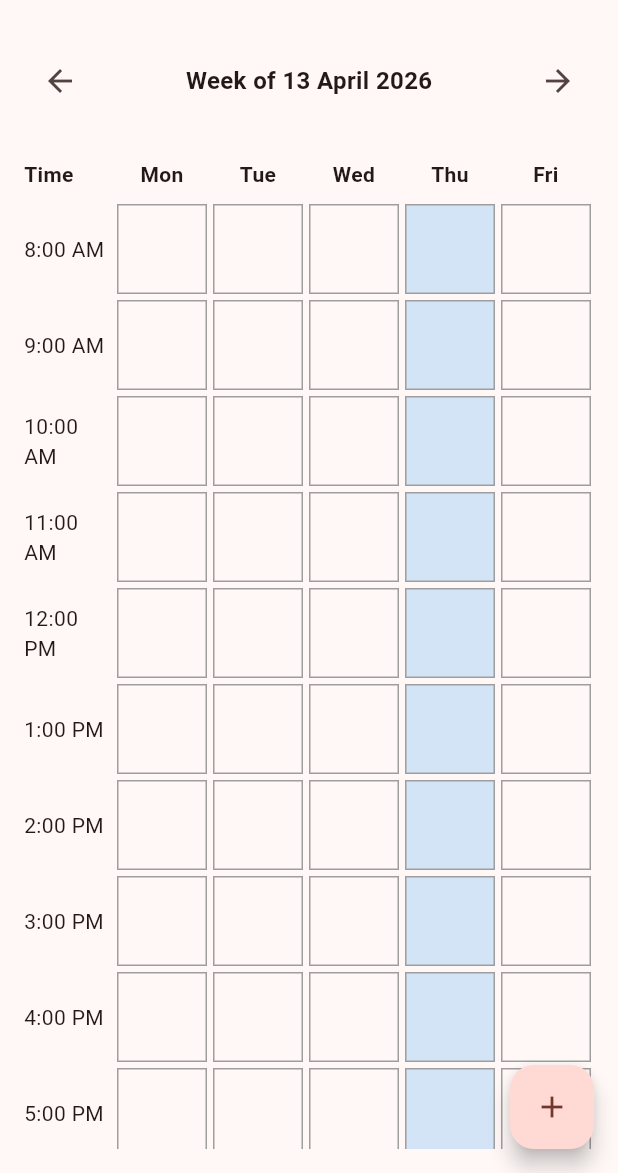
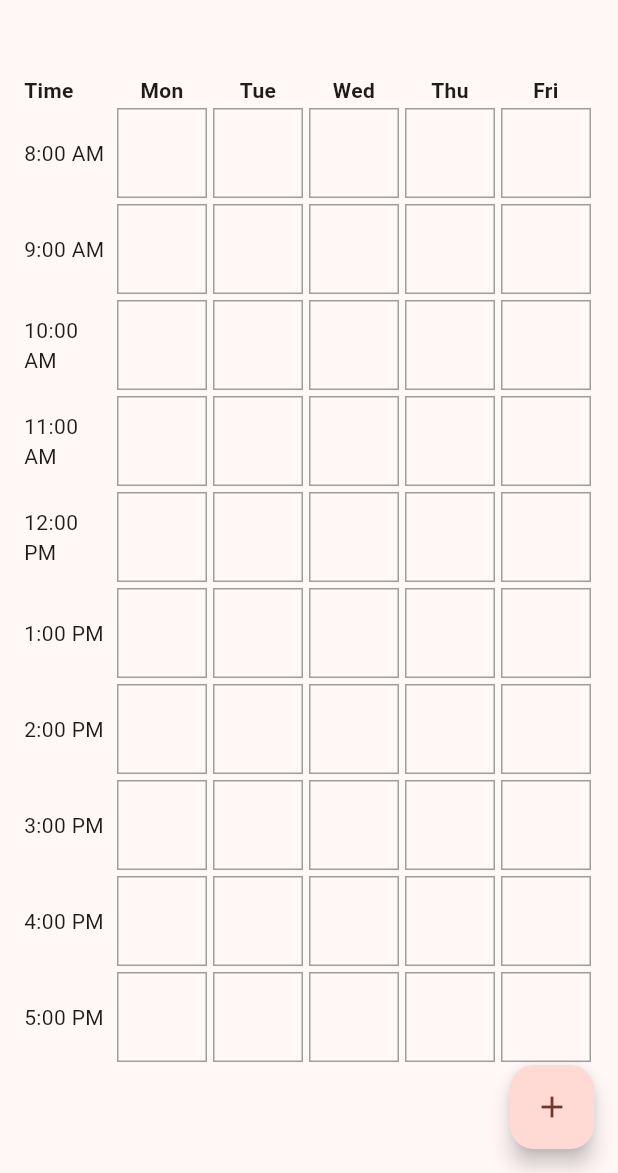
Before and after one commit to NCSU-App-Development-Club/coursepilot, a Flutter app: the screen it shows after launch, on a phone screen of 412 x 824 dp, the part 63-1236 px from its top. Run offline on Flutter 3.47's test engine with Material 3 defaults, Android fonts, the phone set to English and light mode, and no system bars; our stand-ins replace dart_mappable, get_it, hive_flutter; accounts and stored records are empty; generated files the repository leaves out were written again.

Commit message:
finished the section bottom sheet view

```diff
--- a/lib/pages/home/home_page.dart
+++ b/lib/pages/home/home_page.dart
@@ -60,7 +60,11 @@ class _HomePageState extends State<HomePage> {
   void _onSectionPressed() {
     showModalBottomSheet(
       context: context,
-      builder: (_) => SectionBottomSheet(),
+      builder: (_) => SizedBox(
+        height: MediaQuery.of(context).size.height * 0.65 ,
+        child: SectionBottomSheet(),
+        ),
+      isScrollControlled: true,
     );
   }
 
--- a/lib/pages/home/views/calendar_view.dart
+++ b/lib/pages/home/views/calendar_view.dart
@@ -9,7 +9,6 @@ class CalendarView extends StatefulWidget {
 
 class _CalendarViewState extends State<CalendarView> {
   late DateTime _currentWeekStart;
-  late DateTime _selectedDay;
 
   final List<String> _times = [
     '8:00 AM',
@@ -28,51 +27,19 @@ class _CalendarViewState extends State<CalendarView> {
   void initState() {
     super.initState();
     _currentWeekStart = _getMonday(DateTime.now());
-    _selectedDay = DateTime.now();
   }
 
   DateTime _getMonday(DateTime date) {
     return date.subtract(Duration(days: date.weekday - 1));
   }
 
-  void _previousWeek() {
-    setState(() {
-      _currentWeekStart = _currentWeekStart.subtract(const Duration(days: 7));
-    });
-  }
-
-  void _nextWeek() {
-    setState(() {
-      _currentWeekStart = _currentWeekStart.add(const Duration(days: 7));
-    });
-  }
-
   @override
   Widget build(BuildContext context) {
+    //final theme = Theme.of(context);
     return Padding(
       padding: const EdgeInsets.all(16.0),
       child: Column(
         children: [
-          Row(
-            mainAxisAlignment: MainAxisAlignment.spaceBetween,
-            children: [
-              IconButton(
-                onPressed: _previousWeek,
-                icon: const Icon(Icons.arrow_back),
-              ),
-              Text(
-                'Week of ${_currentWeekStart.day} ${_getMonthName(_currentWeekStart.month)} ${_currentWeekStart.year}',
-                style: const TextStyle(
-                  fontSize: 16.0,
-                  fontWeight: FontWeight.bold,
-                ),
-              ),
-              IconButton(
-                onPressed: _nextWeek,
-                icon: const Icon(Icons.arrow_forward),
-              ),
-            ],
-          ),
           const SizedBox(height: 20),
           Row(
             children: [
@@ -89,13 +56,8 @@ class _CalendarViewState extends State<CalendarView> {
                     DateTime day = _currentWeekStart.add(Duration(days: index));
                     return Expanded(
                       child: GestureDetector(
-                        onTap: () {
-                          setState(() {
-                            _selectedDay = day;
-                          });
-                        },
                         child: Container(
-                          padding: EdgeInsets.all(8.0),
+                          padding: EdgeInsets.all(0.0),
                           child: Text(
                             _getDayName(day.weekday),
                             textAlign: TextAlign.center,
@@ -121,15 +83,13 @@ class _CalendarViewState extends State<CalendarView> {
                     Expanded(
                       child: Row(
                         children: List.generate(5, (index) {
-                          DateTime day = _currentWeekStart.add(Duration(days: index));
-                          bool isSelected = isSameDay(_selectedDay, day);
                           return Expanded(
                             child: Container(
                               height: 60,
                               margin: EdgeInsets.all(2.0),
                               decoration: BoxDecoration(
                                 border: Border.all(color: Colors.grey),
-                                color: isSelected ? Colors.blue.withOpacity(0.2) : Colors.transparent,
+                                color: Colors.transparent,
                               ),
                             ),
                           );
@@ -142,30 +102,9 @@ class _CalendarViewState extends State<CalendarView> {
             ),
           ),
         ],
+
       ),
     );
-  }
-
-  String _formatDate(DateTime date) {
-    return '${date.day}/${date.month}/${date.year}';
-  }
-
-  String _getMonthName(int month) {
-    const months = [
-      'January',
-      'February',
-      'March',
-      'April',
-      'May',
-      'June',
-      'July',
-      'August',
-      'September',
-      'October',
-      'November',
-      'December'
-    ];
-    return months[month - 1];
   }
 
   String _getDayName(int weekday) {
```
Also changed, not shown: lib/pages/home/components/section_bottom_sheet.dart (+42 -2 lines), flutter_01.png (added).
